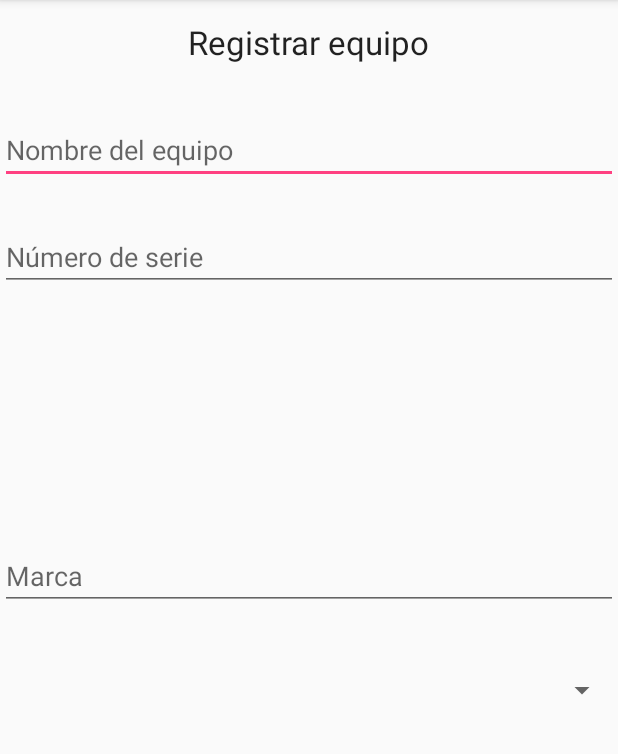
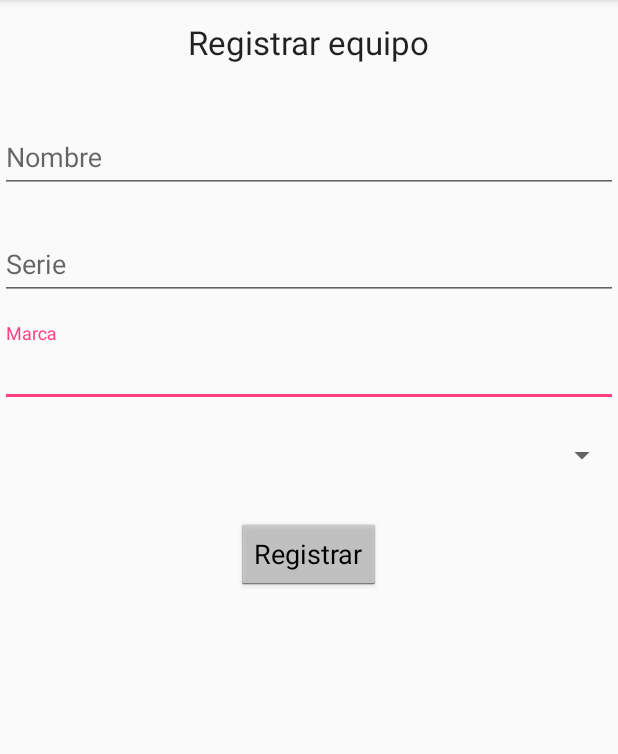
Before and after one commit to andreandyp/SmartStock, an Android app: the NuevoProductoActivity screen opened directly, with no data from a screen before it, on a phone screen of 412 x 824 dp, the part 84-838 px from its top. Run offline under Robolectric (Android 15) with nearby library versions, the phone set to English and light mode, and no system bars.

Commit message:
Cambios menores. Empezando CRUD de productos

```diff
--- a/app/src/main/java/mx/ipn/escom/controlacceso/map/Empresa.java
+++ b/app/src/main/java/mx/ipn/escom/controlacceso/map/Empresa.java
@@ -1,6 +1,4 @@
 package mx.ipn.escom.controlacceso.map;
-
-import android.os.Parcelable;
 
 import com.google.gson.annotations.Expose;
 import com.google.gson.annotations.SerializedName;
--- a/app/src/main/java/mx/ipn/escom/controlacceso/vista/CambiarContrasenaActivity.java
+++ b/app/src/main/java/mx/ipn/escom/controlacceso/vista/CambiarContrasenaActivity.java
@@ -5,7 +5,6 @@ import android.os.Bundle;
 import android.support.v7.app.AppCompatActivity;
 import android.view.View;
 import android.widget.Button;
-import android.widget.Toast;
 
 import mx.ipn.escom.R;
 
--- a/app/src/main/java/mx/ipn/escom/controlacceso/vista/ConfigCuentaActivity.java
+++ b/app/src/main/java/mx/ipn/escom/controlacceso/vista/ConfigCuentaActivity.java
@@ -1,10 +1,10 @@
 package mx.ipn.escom.controlacceso.vista;
 
 import android.content.Intent;
+import android.os.Bundle;
 import android.support.design.widget.FloatingActionButton;
 import android.support.design.widget.TextInputEditText;
 import android.support.v7.app.AppCompatActivity;
-import android.os.Bundle;
 import android.view.View;
 
 import mx.ipn.escom.R;
--- a/app/src/main/java/mx/ipn/escom/controlacceso/vista/ConfigurarCuenta.java
+++ b/app/src/main/java/mx/ipn/escom/controlacceso/vista/ConfigurarCuenta.java
@@ -1,7 +1,7 @@
 package mx.ipn.escom.controlacceso.vista;
 
+import android.os.Bundle;
 import android.support.v7.app.AppCompatActivity;
-import android.os.Bundle;
 
 import mx.ipn.escom.R;
 
--- a/app/src/main/java/mx/ipn/escom/controlacceso/vista/EditarUsuarioActivity.java
+++ b/app/src/main/java/mx/ipn/escom/controlacceso/vista/EditarUsuarioActivity.java
@@ -1,12 +1,11 @@
 package mx.ipn.escom.controlacceso.vista;
 
+import android.content.Intent;
+import android.os.Bundle;
 import android.support.design.widget.FloatingActionButton;
 import android.support.design.widget.TextInputEditText;
 import android.support.v7.app.AppCompatActivity;
-import android.os.Bundle;
 import android.view.View;
-import android.widget.Button;
-import android.content.Intent;
 
 import java.util.List;
 
--- a/app/src/main/java/mx/ipn/escom/controlacceso/vista/InicioSesionActivity.java
+++ b/app/src/main/java/mx/ipn/escom/controlacceso/vista/InicioSesionActivity.java
@@ -9,11 +9,9 @@ import android.widget.EditText;
 import android.widget.TextView;
 
 import java.io.IOException;
-import java.util.concurrent.BlockingQueue;
 
 import mx.ipn.escom.R;
 import mx.ipn.escom.controlacceso.bs.UsuarioBs;
-import mx.ipn.escom.controlacceso.bs.exception.InicioSesionException;
 import mx.ipn.escom.controlacceso.interfaces.APIServce;
 import mx.ipn.escom.controlacceso.service.APIUtils;
 
--- a/app/src/main/java/mx/ipn/escom/controlacceso/vista/SmartStockPrincipalActivity.java
+++ b/app/src/main/java/mx/ipn/escom/controlacceso/vista/SmartStockPrincipalActivity.java
@@ -1,8 +1,8 @@
 package mx.ipn.escom.controlacceso.vista;
 
 import android.content.Intent;
+import android.os.Bundle;
 import android.support.v7.app.AppCompatActivity;
-import android.os.Bundle;
 import android.view.View;
 import android.widget.Button;
 
--- a/app/src/main/java/mx/ipn/escom/inventario/Inventario.java
+++ /dev/null
@@ -1,4 +0,0 @@
-package mx.ipn.escom.inventario;
-
-public class Inventario {
-}
--- a/app/src/main/java/mx/ipn/escom/inventario/InventariosActivity.java
+++ b/app/src/main/java/mx/ipn/escom/inventario/InventariosActivity.java
@@ -4,21 +4,17 @@ import android.content.Intent;
 import android.database.Cursor;
 import android.database.sqlite.SQLiteCursor;
 import android.database.sqlite.SQLiteDatabase;
+import android.os.Bundle;
 import android.support.v7.app.AppCompatActivity;
-import android.os.Bundle;
-import android.util.Log;
 import android.view.ContextMenu;
 import android.view.MenuInflater;
 import android.view.MenuItem;
 import android.view.View;
 import android.widget.AdapterView;
-import android.widget.ArrayAdapter;
 import android.widget.ListView;
 import android.widget.SimpleCursorAdapter;
 import android.widget.TextView;
 import android.widget.Toast;
-
-import java.util.ArrayList;
 
 import mx.ipn.escom.R;
 import mx.ipn.escom.producto.ListaProductosActivity;
--- a/app/src/main/java/mx/ipn/escom/menu/NavDrawerListAdapter.java
+++ b/app/src/main/java/mx/ipn/escom/menu/NavDrawerListAdapter.java
@@ -9,9 +9,9 @@ import android.widget.BaseAdapter;
 import android.widget.ImageView;
 import android.widget.TextView;
 
+import java.util.ArrayList;
+
 import mx.ipn.escom.R;
-
-import java.util.ArrayList;
 
 /**
  * Created by gambo on 05/09/2017.
--- a/app/src/main/java/mx/ipn/escom/producto/NuevoProductoActivity.java
+++ b/app/src/main/java/mx/ipn/escom/producto/NuevoProductoActivity.java
@@ -1,15 +1,47 @@
 package mx.ipn.escom.producto;
 
+import android.database.Cursor;
+import android.database.sqlite.SQLiteDatabase;
+import android.os.Bundle;
+import android.support.design.widget.TextInputLayout;
 import android.support.v7.app.AppCompatActivity;
-import android.os.Bundle;
+import android.view.View;
+import android.widget.SimpleCursorAdapter;
+import android.widget.Spinner;
+import android.widget.Toast;
 
 import mx.ipn.escom.R;
 
 public class NuevoProductoActivity extends AppCompatActivity {
 
+    private TextInputLayout nombre, serie, marca;
+    private Spinner tipos;
+    private SQLiteDatabase bd;
+    private SimpleCursorAdapter adaptador;
+
     @Override
     protected void onCreate(Bundle savedInstanceState) {
         super.onCreate(savedInstanceState);
         setContentView(R.layout.activity_nuevo_producto);
+
+        nombre = findViewById(R.id.nombre);
+        serie = findViewById(R.id.serie);
+        marca = findViewById(R.id.marca);
+        tipos = findViewById(R.id.tipos);
+        bd = openOrCreateDatabase("Inventarios", MODE_PRIVATE, null);
+
+        inicializarTipos();
+    }
+
+    public void nuevoProducto(View v){
+        String nNombre = nombre.getEditText().getText().toString(),
+                nSerie = serie.getEditText().getText().toString(),
+                nMarca = marca.getEditText().getText().toString();
+        Toast.makeText(getBaseContext(), nNombre+" "+nSerie+" "+nMarca, Toast.LENGTH_LONG).show();
+    }
+
+    private void inicializarTipos(){
+        //Cursor cursor = bd.rawQuery("SELECT rowid _id,* FROM Tipo_Dispositivo;", null);
+        //adaptador = new SimpleCursorAdapter(this, R.layout.elemento_producto, productos, from, new int[]{ R.id.dispositivoID, R.id.nombre, R.id.marca}, 0);
     }
 }
--- a/app/src/main/java/mx/ipn/escom/reporte/vista/ReportesActivity.java
+++ b/app/src/main/java/mx/ipn/escom/reporte/vista/ReportesActivity.java
@@ -12,7 +12,6 @@ import android.view.Menu;
 import android.view.MenuItem;
 
 import mx.ipn.escom.R;
-
 import mx.ipn.escom.reporte.vista.fragment.GeneralFragment;
 import mx.ipn.escom.reporte.vista.fragment.ParticularFragment;
 
--- a/app/src/main/res/layout/activity_lista_productos.xml
+++ b/app/src/main/res/layout/activity_lista_productos.xml
@@ -22,7 +22,8 @@
         android:layout_marginBottom="20dp"
         android:layout_marginEnd="20dp"
         android:clickable="true"
-        app:srcCompat="@mipmap/icono" />
+        app:srcCompat="@mipmap/icono"
+        android:onClick="agregarProducto"/>
 
     <TextView
         android:id="@+id/nohay"
--- a/app/src/main/res/layout/activity_nuevo_producto.xml
+++ b/app/src/main/res/layout/activity_nuevo_producto.xml
@@ -5,18 +5,6 @@
     android:layout_width="match_parent"
     android:layout_height="match_parent"
     tools:context="mx.ipn.escom.producto.NuevoProductoActivity">
-
-    <EditText
-        android:layout_width="wrap_content"
-        android:layout_height="wrap_content"
-        android:layout_alignParentEnd="true"
-        android:layout_alignParentStart="true"
-        android:layout_alignParentTop="true"
-        android:layout_marginTop="77dp"
-        android:ems="10"
-        android:hint="Nombre del equipo"
-        android:inputType="textPersonName"
-        android:id="@+id/nombre" />
 
     <TextView
         android:id="@+id/textView"
@@ -28,35 +16,71 @@
         android:text="Registrar equipo"
         android:textAppearance="@android:style/TextAppearance.Material.Large" />
 
-    <EditText
-        android:id="@+id/serie"
-        android:layout_width="wrap_content"
-        android:layout_height="wrap_content"
-        android:layout_alignParentEnd="true"
-        android:layout_alignParentStart="true"
-        android:layout_below="@+id/nombre"
-        android:layout_marginTop="26dp"
-        android:ems="10"
-        android:hint="Número de serie"
-        android:inputType="number" />
-
-    <EditText
-        android:id="@+id/marca"
-        android:layout_width="wrap_content"
-        android:layout_height="wrap_content"
-        android:layout_alignParentEnd="true"
-        android:layout_alignParentStart="true"
-        android:layout_centerVertical="true"
-        android:ems="10"
-        android:hint="Marca"
-        android:inputType="textPersonName" />
-
     <Spinner
-        android:id="@+id/tipo"
+        android:id="@+id/tipos"
         android:layout_width="match_parent"
         android:layout_height="wrap_content"
         android:layout_alignParentStart="true"
         android:layout_below="@+id/marca"
-        android:layout_marginTop="41dp"
+        android:layout_marginTop="20dp"
         android:spinnerMode="dialog" />
+
+    <Button
+        android:id="@+id/agregarProd"
+        style="@android:style/Widget.Holo.Light.Button"
+        android:layout_width="wrap_content"
+        android:layout_height="wrap_content"
+        android:layout_below="@+id/tipos"
+        android:layout_centerHorizontal="true"
+        android:layout_marginTop="30dp"
+        android:onClick="nuevoProducto"
+        android:text="Registrar" />
+
+    <android.support.design.widget.TextInputLayout
+        android:id="@+id/marca"
+        android:layout_width="match_parent"
+        android:layout_height="wrap_content"
+        android:layout_below="@+id/serie"
+        android:layout_marginTop="15dp">
+
+        <android.support.design.widget.TextInputEditText
+            android:layout_width="match_parent"
+            android:layout_height="wrap_content"
+            android:hint="Marca"
+            android:inputType="text"
+            android:singleLine="true" />
+    </android.support.design.widget.TextInputLayout>
+
+    <android.support.design.widget.TextInputLayout
+        android:id="@+id/serie"
+        android:layout_width="match_parent"
+        android:layout_height="wrap_content"
+        android:layout_below="@+id/nombre"
+        android:layout_centerHorizontal="true"
+        android:layout_marginTop="15dp">
+
+        <android.support.design.widget.TextInputEditText
+            android:layout_width="match_parent"
+            android:layout_height="wrap_content"
+            android:hint="Serie"
+            android:inputType="text"
+            android:singleLine="true" />
+    </android.support.design.widget.TextInputLayout>
+
+    <android.support.design.widget.TextInputLayout
+        android:id="@+id/nombre"
+        android:layout_width="match_parent"
+        android:layout_height="wrap_content"
+        android:layout_below="@+id/textView"
+        android:layout_centerHorizontal="true"
+        android:layout_marginTop="30dp">
+
+        <android.support.design.widget.TextInputEditText
+            android:layout_width="match_parent"
+            android:layout_height="wrap_content"
+            android:hint="Nombre"
+            android:inputType="text"
+            android:singleLine="true" />
+    </android.support.design.widget.TextInputLayout>
+
 </RelativeLayout>
```
Also changed, not shown: app/src/main/java/mx/ipn/escom/controlacceso/bs/UsuarioBs.java (+0 -13 lines), app/src/main/java/mx/ipn/escom/controlacceso/vista/InicioUsuarioActivity.java (+6 -15 lines), app/src/main/java/mx/ipn/escom/controlacceso/vista/ManejoUsuariosActivity.java (+0 -7 lines), app/src/main/java/mx/ipn/escom/inventario/NuevoInventarioActivity.java (+6 -1 lines), app/src/main/java/mx/ipn/escom/producto/ListaProductosActivity.java (+7 -6 lines), app/src/main/res/layout/app_bar_inicio_usuario.xml (+0 -8 lines).
